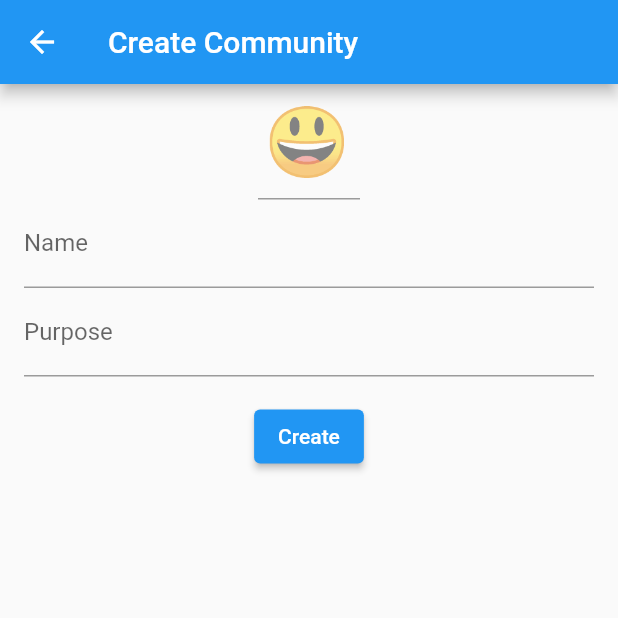
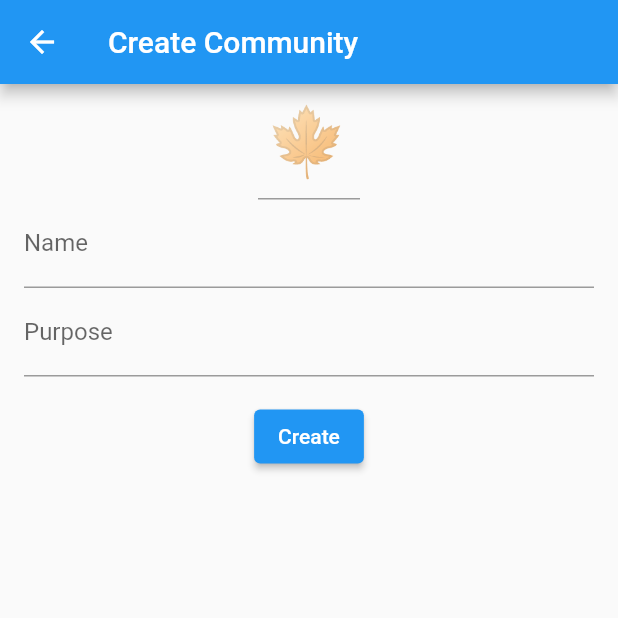
Before and after one commit to seanconnollydev/flutter_communities, a Flutter app: the CreateCommunityScreen screen opened by its route, on a phone screen of 412 x 824 dp, the top half of it. Run offline on Flutter 3.47's test engine with Material 2 defaults, Android fonts, the phone set to English and light mode, and no system bars; our stand-ins replace built_collection, built_value, flutter_dotenv, flutter_riverpod, flutter_secure_storage, infinite_scroll_pagination; missing offline and left inert: ferry, ferry_exec, gql, gql_code_builder, gql_exec, gql_http_link; accounts and stored records are empty; generated files the repository leaves out were written again.

Commit message:
Icons and avatars

```diff
--- a/lib/graphql/get_viewer.data.gql.dart
+++ b/lib/graphql/get_viewer.data.gql.dart
@@ -45,6 +45,7 @@ abstract class GGetViewerData_viewer
   @BuiltValueField(wireName: '_id')
   String get G_id;
   String get username;
+  String? get avatar;
   static Serializer<GGetViewerData_viewer> get serializer =>
       _$gGetViewerDataViewerSerializer;
   Map<String, dynamic> toJson() =>
--- a/lib/graphql/schema.ast.gql.dart
+++ b/lib/graphql/schema.ast.gql.dart
@@ -315,6 +315,12 @@ const CreateUserInput = _i1.InputObjectTypeDefinitionNode(
           directives: [],
           type: _i1.NamedTypeNode(
               name: _i1.NameNode(value: 'String'), isNonNull: true),
+          defaultValue: null),
+      _i1.InputValueDefinitionNode(
+          name: _i1.NameNode(value: 'avatar'),
+          directives: [],
+          type: _i1.NamedTypeNode(
+              name: _i1.NameNode(value: 'String'), isNonNull: false),
           defaultValue: null)
     ]);
 const Date = _i1.ScalarTypeDefinitionNode(
--- a/lib/graphql/schema.schema.gql.dart
+++ b/lib/graphql/schema.schema.gql.dart
@@ -137,6 +137,7 @@ abstract class GCreateUserInput
 
   String get username;
   String get password;
+  String? get avatar;
   static Serializer<GCreateUserInput> get serializer =>
       _$gCreateUserInputSerializer;
   Map<String, dynamic> toJson() =>
--- a/lib/graphql/update_user.data.gql.dart
+++ b/lib/graphql/update_user.data.gql.dart
@@ -45,6 +45,7 @@ abstract class GUpdateUserData_updateUser
   @BuiltValueField(wireName: '_id')
   String get G_id;
   String get username;
+  String? get avatar;
   static Serializer<GUpdateUserData_updateUser> get serializer =>
       _$gUpdateUserDataUpdateUserSerializer;
   Map<String, dynamic> toJson() => (_i1.serializers.serializeWith(
--- a/lib/graphql/user_fragment.ast.gql.dart
+++ b/lib/graphql/user_fragment.ast.gql.dart
@@ -20,6 +20,12 @@ const UserFragment = _i1.FragmentDefinitionNode(
           alias: null,
           arguments: [],
           directives: [],
+          selectionSet: null),
+      _i1.FieldNode(
+          name: _i1.NameNode(value: 'avatar'),
+          alias: null,
+          arguments: [],
+          directives: [],
           selectionSet: null)
     ]));
 const document = _i1.DocumentNode(definitions: [UserFragment]);
--- a/lib/graphql/user_fragment.data.gql.dart
+++ b/lib/graphql/user_fragment.data.gql.dart
@@ -10,6 +10,7 @@ abstract class GUserFragment {
   String get G__typename;
   String get G_id;
   String get username;
+  String? get avatar;
   Map<String, dynamic> toJson();
 }
 
@@ -29,6 +30,7 @@ abstract class GUserFragmentData
   @BuiltValueField(wireName: '_id')
   String get G_id;
   String get username;
+  String? get avatar;
   static Serializer<GUserFragmentData> get serializer =>
       _$gUserFragmentDataSerializer;
   Map<String, dynamic> toJson() =>
--- a/lib/screens/create_community_screen.dart
+++ b/lib/screens/create_community_screen.dart
@@ -2,6 +2,7 @@ import 'package:flutter/material.dart';
 import 'package:flutter_communities/cache_handlers.dart';
 import 'package:flutter_communities/graphql/create_community.req.gql.dart';
 import 'package:flutter_communities/providers/ferry.dart';
+import 'package:flutter_communities/widgets/icon_selector.dart';
 import 'package:flutter_riverpod/flutter_riverpod.dart';
 
 import 'home_screen.dart';
@@ -53,22 +54,8 @@ class _CreateCommunityScreenState extends State<CreateCommunityScreen> {
           child: Column(
             crossAxisAlignment: CrossAxisAlignment.start,
             children: [
-              Center(
-                child: Container(
-                  padding: const EdgeInsets.symmetric(horizontal: 16),
-                  width: 100,
-                  child: TextFormField(
-                    initialValue: '😃',
-                    decoration: InputDecoration(counterText: ''),
-                    style: Theme.of(context).textTheme.headline3,
-                    textAlign: TextAlign.center,
-                    onSaved: (icon) {
-                      _icon = icon;
-                    },
-                    maxLength: 1,
-                    keyboardType: TextInputType.text,
-                  ),
-                ),
+              IconSelector(
+                onSaved: (icon) => _icon = icon,
               ),
               Padding(
                 padding: const EdgeInsets.symmetric(horizontal: 16),
--- a/lib/screens/edit_profile_screen.dart
+++ b/lib/screens/edit_profile_screen.dart
@@ -1,7 +1,6 @@
 import 'package:flutter/material.dart';
 import 'package:flutter_communities/models/user.dart';
 import 'package:flutter_communities/providers/community_repository.dart';
-import 'package:flutter_communities/widgets/emoji_button.dart';
 import 'package:flutter_communities/widgets/query_stream.dart';
 import 'package:flutter_riverpod/flutter_riverpod.dart';
 
@@ -71,7 +70,6 @@ class _UserFormState extends State<UserForm> {
       key: _formKey,
       child: Column(
         children: [
-          EmojiButton('🙋🏻‍♂️'),
           Padding(
             padding: const EdgeInsets.symmetric(vertical: 8.0),
             child: Text('username'),
--- a/lib/screens/user_profile_screen.dart
+++ b/lib/screens/user_profile_screen.dart
@@ -2,7 +2,7 @@ import 'package:flutter/material.dart';
 import 'package:flutter_communities/models/user.dart';
 import 'package:flutter_communities/providers/community_repository.dart';
 import 'package:flutter_communities/screens/edit_profile_screen.dart';
-import 'package:flutter_communities/widgets/emoji_button.dart';
+import 'package:flutter_communities/widgets/avatar_box.dart';
 import 'package:flutter_communities/widgets/query_stream.dart';
 import 'package:flutter_riverpod/flutter_riverpod.dart';
 
@@ -32,7 +32,7 @@ class UserProfileScreen extends ConsumerWidget {
             ),
             body: Column(
               children: [
-                EmojiButton('🙋🏻‍♂️'),
+                AvatarBox(user?.avatar),
                 Padding(
                   padding: const EdgeInsets.symmetric(vertical: 8.0),
                   child: Text('username'),
--- /dev/null
+++ b/lib/widgets/icon_selector.dart
@@ -0,0 +1,28 @@
+import 'package:flutter/material.dart';
+
+class IconSelector extends StatelessWidget {
+  final void Function(String?)? onSaved;
+  final String? initialValue;
+  const IconSelector(
+      {required this.onSaved, this.initialValue = '🍁', Key? key})
+      : super(key: key);
+
+  @override
+  Widget build(BuildContext context) {
+    return Center(
+      child: Container(
+        padding: const EdgeInsets.symmetric(horizontal: 16),
+        width: 100,
+        child: TextFormField(
+          initialValue: initialValue,
+          decoration: InputDecoration(counterText: ''),
+          style: Theme.of(context).textTheme.headline3,
+          textAlign: TextAlign.center,
+          onSaved: onSaved,
+          maxLength: 1,
+          keyboardType: TextInputType.text,
+        ),
+      ),
+    );
+  }
+}
--- a/lib/widgets/query_stream.dart
+++ b/lib/widgets/query_stream.dart
@@ -4,12 +4,14 @@ class QueryStream<T> extends StatelessWidget {
   final Stream<T> stream;
   final OperationResponseBuilder<T> builder;
   final Widget? loadingIndicator;
+  final bool? showLoadingState;
 
   const QueryStream({
     Key? key,
     required this.stream,
     required this.builder,
     this.loadingIndicator,
+    this.showLoadingState = true,
   }) : super(key: key);
 
   @override
@@ -18,7 +20,7 @@ class QueryStream<T> extends StatelessWidget {
       key: key,
       stream: stream,
       builder: (context, snapshot) {
-        if (!snapshot.hasData) {
+        if (!snapshot.hasData && showLoadingState == true) {
           return loadingIndicator ?? Center(child: CircularProgressIndicator());
         }
         return builder(context, snapshot.data, snapshot.error);
```
Also changed, not shown: lib/models/user.dart (+9 -2 lines), lib/screens/home_screen.dart (+2 -50 lines), lib/screens/registration_screen.dart (+8 -21 lines), lib/widgets/avatar_box.dart (renamed from lib/widgets/emoji_button.dart, +5 -7 lines), lib/widgets/user_app_bar.dart (added, +78 -0 lines), lib/graphql/get_viewer.data.gql.g.dart, lib/graphql/schema.schema.gql.g.dart, lib/graphql/update_user.data.gql.g.dart, lib/graphql/user_fragment.data.gql.g.dart, 3 other files.
